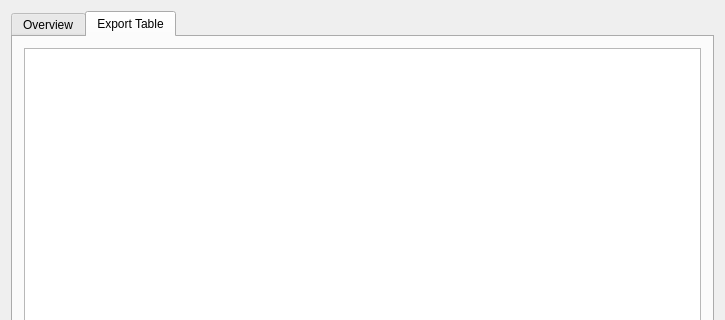
Before: the Qt Designer form mainwindow.ui in bas524/linuxdependency, drawn with Qt 5; both pictures show x 0 to 725 and y 0 to 320 of the 725 by 866 pixel window.
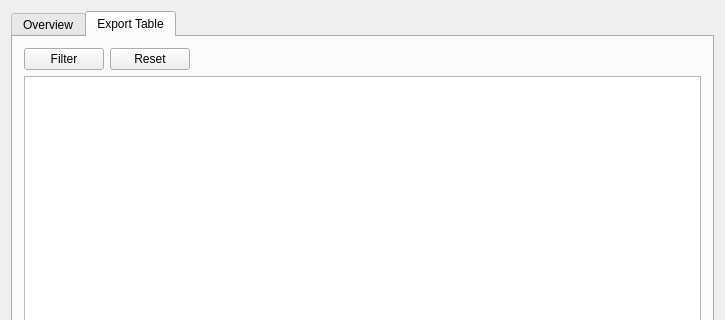
After: the same form once the commit is applied. The open tabs and pages were chosen to show the change. Icons and pictures are not drawn.

Commit message: fix : behaviors of dependency-tree on linux and macos are the same fix : find and reset usage

What changed in the file:
```diff
--- a/mainwindow.ui
+++ b/mainwindow.ui
@@ -556,13 +556,40 @@
         <string>Export Table</string>
        </attribute>
        <layout class="QGridLayout" name="gridLayout_9">
-        <item row="0" column="0">
+        <item row="1" column="0" colspan="3">
          <widget class="QListWidget" name="listWidgetExportTable">
           <property name="sortingEnabled">
            <bool>false</bool>
           </property>
          </widget>
         </item>
+        <item row="0" column="0">
+         <widget class="QPushButton" name="filterButton">
+          <property name="text">
+           <string>Filter</string>
+          </property>
+         </widget>
+        </item>
+        <item row="0" column="2">
+         <spacer name="horizontalSpacer_7">
+          <property name="orientation">
+           <enum>Qt::Horizontal</enum>
+          </property>
+          <property name="sizeHint" stdset="0">
+           <size>
+            <width>40</width>
+            <height>20</height>
+           </size>
+          </property>
+         </spacer>
+        </item>
+        <item row="0" column="1">
+         <widget class="QPushButton" name="resetButton">
+          <property name="text">
+           <string>Reset</string>
+          </property>
+         </widget>
+        </item>
        </layout>
       </widget>
      </widget>
```
Left out of the diff: 2 changed lines with no effect on the pictures. The commit also changes 7 other files.
